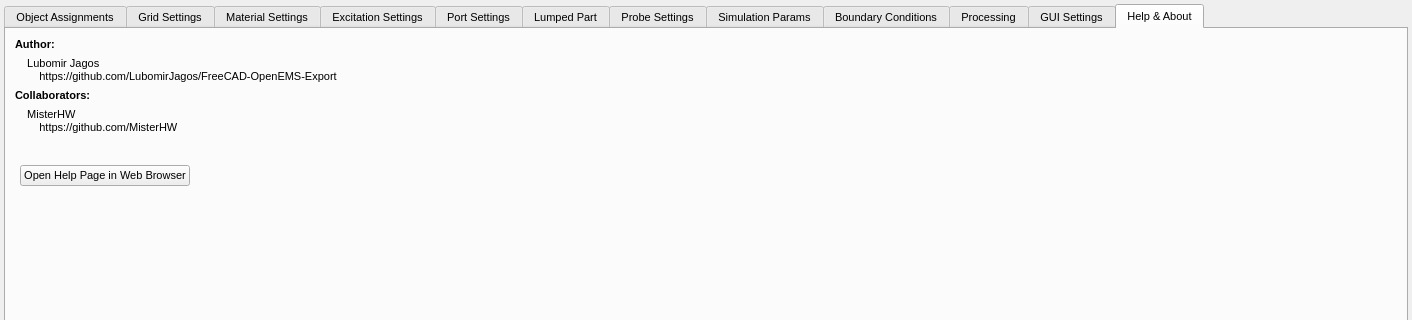
Above: ui/dialog_OpenEMS_Simulation_Creator.ui from LubomirJagos42/FreeCAD-OpenEMS-Export before the change; both pictures show x 0 to 1412 and y 0 to 320 of the 1412 by 757 pixel window. Below: the same form after it.
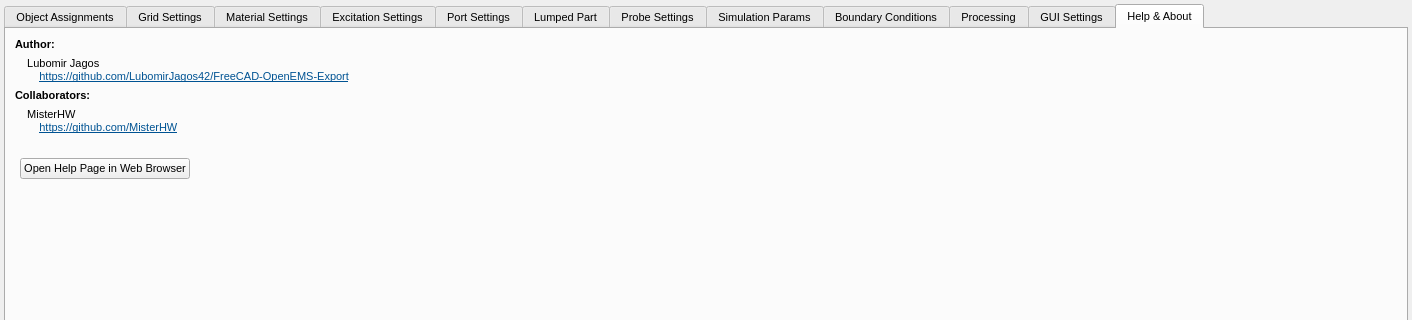
That is the form after the change. The open tabs and pages were chosen to show the change.

Commit message: added clicable url links to label into GUI into "Help & About" tab

Diff of the .ui file:
```diff
--- a/ui/dialog_OpenEMS_Simulation_Creator.ui
+++ b/ui/dialog_OpenEMS_Simulation_Creator.ui
@@ -9935,8 +9935,10 @@
            <item>
             <widget class="QLabel" name="label_96">
              <property name="text">
-              <string>    Lubomir Jagos
-        https://github.com/LubomirJagos/FreeCAD-OpenEMS-Export</string>
+              <string>&lt;html&gt;&lt;head/&gt;&lt;body&gt;&lt;p&gt;&amp;nbsp;&amp;nbsp;&amp;nbsp;&amp;nbsp;Lubomir Jagos&lt;br/&gt;&amp;nbsp;&amp;nbsp;&amp;nbsp;&amp;nbsp;&amp;nbsp;&amp;nbsp;&amp;nbsp;&amp;nbsp;&lt;a href=&quot;https://github.com/LubomirJagos42/FreeCAD-OpenEMS-Export&quot;&gt;&lt;span style=&quot; text-decoration: underline; color:#005393;&quot;&gt;https://github.com/LubomirJagos42/FreeCAD-OpenEMS-Export&lt;/span&gt;&lt;/a&gt;&lt;/p&gt;&lt;/body&gt;&lt;/html&gt;</string>
+             </property>
+             <property name="openExternalLinks">
+              <bool>true</bool>
              </property>
             </widget>
            </item>
@@ -9956,27 +9958,13 @@
            <item>
             <widget class="QLabel" name="label_99">
              <property name="text">
-              <string>    MisterHW
-        https://github.com/MisterHW</string>
+              <string>&lt;html&gt;&lt;head/&gt;&lt;body&gt;&lt;p&gt;&amp;nbsp;&amp;nbsp;&amp;nbsp;&amp;nbsp;MisterHW&lt;br/&gt;&amp;nbsp;&amp;nbsp;&amp;nbsp;&amp;nbsp;&amp;nbsp;&amp;nbsp;&amp;nbsp;&amp;nbsp;&lt;a href=&quot;https://github.com/MisterHW&quot;&gt;&lt;span style=&quot; text-decoration: underline; color:#005393;&quot;&gt;https://github.com/MisterHW&lt;/span&gt;&lt;/a&gt;&lt;br/&gt;&lt;/p&gt;&lt;/body&gt;&lt;/html&gt;</string>
+             </property>
+             <property name="openExternalLinks">
+              <bool>true</bool>
              </property>
             </widget>
            </item>
-           <item>
-            <spacer name="verticalSpacer_23">
-             <property name="orientation">
-              <enum>Qt::Orientation::Vertical</enum>
-             </property>
-             <property name="sizeType">
-              <enum>QSizePolicy::Policy::Preferred</enum>
-             </property>
-             <property name="sizeHint" stdset="0">
-              <size>
-               <width>20</width>
-               <height>20</height>
-              </size>
-             </property>
-            </spacer>
-           </item>
            <item>
             <layout class="QHBoxLayout" name="horizontalLayout_55">
              <property name="leftMargin">
```
